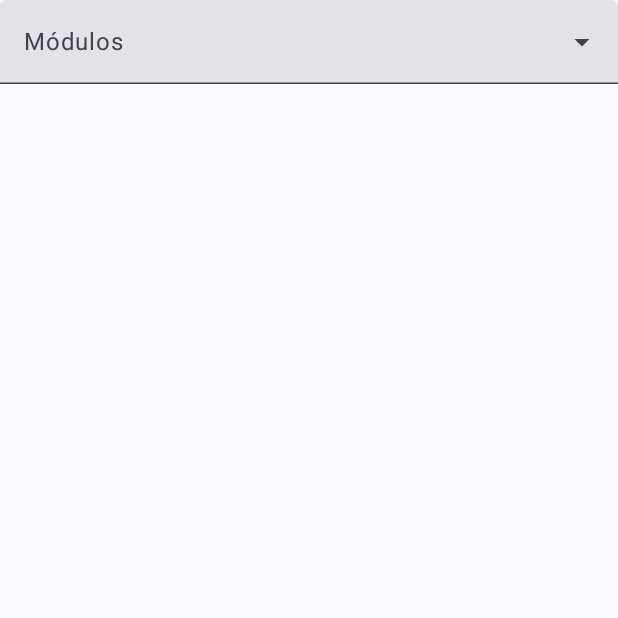
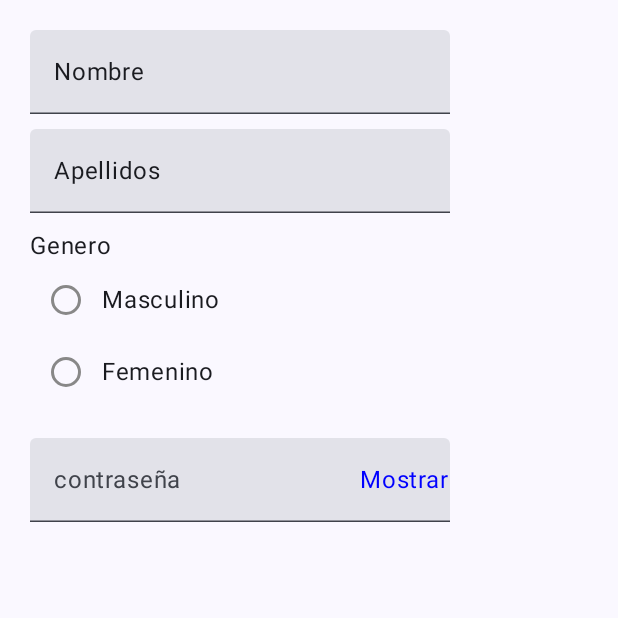
Before and after one commit to Kerap-ofc/Desarollo-de-aplicaciones, an Android app built with Jetpack Compose: the screen it shows after launch (MainActivity), on a phone screen of 412 x 824 dp, the top half of it. Run offline under Robolectric (Android 15) with nearby library versions, the phone set to English and light mode, and no system bars; our stand-ins replace constraintlayout-compose.

Commit message:
Registro_usu

```diff
--- a/app/src/main/java/com/example/miproyectoalexmartinez/MainActivity.kt
+++ b/app/src/main/java/com/example/miproyectoalexmartinez/MainActivity.kt
@@ -24,6 +24,7 @@ import com.example.miproyectoalexmartinez.components.layouts.MiTextFieldPadre
 import com.example.miproyectoalexmartinez.components.layouts.MyConstraintLayout
 import com.example.miproyectoalexmartinez.components.layouts.MyFLowRowColumn
 import com.example.miproyectoalexmartinez.components.layouts.MyPasswordTextField
+import com.example.miproyectoalexmartinez.components.layouts.Mypadre
 import com.example.miproyectoalexmartinez.components.layouts.PadreCheckBoxes
 import com.example.miproyectoalexmartinez.components.layouts.Progressobar
 import com.example.miproyectoalexmartinez.components.layouts.TercerEstadoCheckBox
@@ -37,7 +38,7 @@ class MainActivity : ComponentActivity() {
         setContent {
             MiproyectoAlexMartinezTheme {
                 Scaffold(modifier = Modifier.fillMaxSize()) { innerPadding ->
-                    MiExposedDropDownMenu(Modifier.padding(innerPadding))
+                    Mypadre(Modifier.padding(innerPadding))
                 }
             }
         }
--- /dev/null
+++ b/app/src/main/java/com/example/miproyectoalexmartinez/components/layouts/Registro_usu.kt
@@ -0,0 +1,108 @@
+package com.example.miproyectoalexmartinez.components.layouts
+
+import android.R
+import android.widget.NumberPicker
+import androidx.compose.foundation.clickable
+import androidx.compose.foundation.layout.Arrangement
+import androidx.compose.foundation.layout.Column
+import androidx.compose.foundation.layout.Row
+import androidx.compose.foundation.layout.fillMaxSize
+import androidx.compose.foundation.layout.fillMaxWidth
+import androidx.compose.foundation.layout.padding
+import androidx.compose.foundation.text.KeyboardOptions
+import androidx.compose.foundation.text.input.rememberTextFieldState
+import androidx.compose.material3.OutlinedTextField
+import androidx.compose.material3.RadioButton
+import androidx.compose.material3.RadioButtonDefaults
+import androidx.compose.material3.Text
+import androidx.compose.material3.TextField
+import androidx.compose.runtime.Composable
+import androidx.compose.runtime.getValue
+import androidx.compose.runtime.mutableStateOf
+import androidx.compose.runtime.saveable.rememberSaveable
+import androidx.compose.runtime.setValue
+import androidx.compose.ui.Alignment
+import androidx.compose.ui.Modifier
+import androidx.compose.ui.graphics.Color
+import androidx.compose.ui.text.input.KeyboardType
+import androidx.compose.ui.text.input.PasswordVisualTransformation
+import androidx.compose.ui.text.input.VisualTransformation
+import androidx.compose.ui.unit.dp
+import androidx.constraintlayout.compose.HorizontalAlign
+
+@Composable
+fun Mypadre(modifier: Modifier){
+    var nombre by rememberSaveable() { mutableStateOf(value = "Nombre") }
+    var apellido by rememberSaveable() { mutableStateOf(value = "Apellidos") }
+    var contra by rememberSaveable() { mutableStateOf(value = "") }
+        Column(modifier = modifier.fillMaxSize().padding(10.dp) ) {
+            MitextField3(usu = nombre) {nombre = it}
+            MitextField4(usu = apellido) {apellido = it}
+            MiListaRadioButton2()
+            MyPasswordTextField2(valor = contra) {contra = it}
+        }
+}
+
+@Composable
+fun MitextField3(usu:String, onUserChange:(String) -> Unit){
+    TextField(value = usu, onValueChange = {onUserChange(it)},
+        modifier = Modifier
+            .padding(10.dp),
+        singleLine = true)
+}
+@Composable
+fun MitextField4(usu:String, onUserChange:(String) -> Unit){
+    TextField(value = usu, onValueChange = {onUserChange(it)},
+        modifier = Modifier.padding(start = 10.dp),
+        singleLine = true)
+}
+
+
+@Composable
+fun MyPasswordTextField2(valor: String, onValueChange: (String) -> Unit) {
+
+    var passwordHidden by rememberSaveable { mutableStateOf(true) }
+    TextField(modifier = Modifier.padding(10.dp), value = valor,
+        onValueChange = { onValueChange(it) },
+        singleLine = true,
+        label = { Text("contraseña") },
+        keyboardOptions = KeyboardOptions(keyboardType = KeyboardType.Password),
+        visualTransformation = if (passwordHidden) PasswordVisualTransformation()
+        else VisualTransformation.None,
+        trailingIcon = {
+            Text(text = if (passwordHidden) "Mostrar" else "Ocultar",
+                modifier = Modifier.clickable { passwordHidden = !passwordHidden
+                }, Color.Blue)
+        })
+}
+@Composable
+fun RadioButtonComponent2(
+    nombre: String, NombreSeleccionado: String,
+    ItemSeleccionado: (String) -> Unit
+) {
+    Row(verticalAlignment = Alignment.CenterVertically) {
+        RadioButton(
+            selected = nombre == NombreSeleccionado, onClick =
+                { ItemSeleccionado(nombre) },
+            colors = RadioButtonDefaults.colors(
+                unselectedColor = Color.Gray,
+                selectedColor = Color.Blue
+            ))
+        Text(nombre)
+    }
+}
+@Composable
+fun MiListaRadioButton2(modifier: Modifier = Modifier) {
+    var OpcionSeleccionada by rememberSaveable { mutableStateOf("") }
+    Column(modifier = modifier.padding(10.dp)) {
+        Text("Genero")
+        RadioButtonComponent2(
+            nombre = "Masculino", NombreSeleccionado =
+                OpcionSeleccionada
+        ) { OpcionSeleccionada = it }
+        RadioButtonComponent2(
+            nombre = "Femenino", NombreSeleccionado =
+                OpcionSeleccionada
+        ) { OpcionSeleccionada = it }
+    }
+}
```
